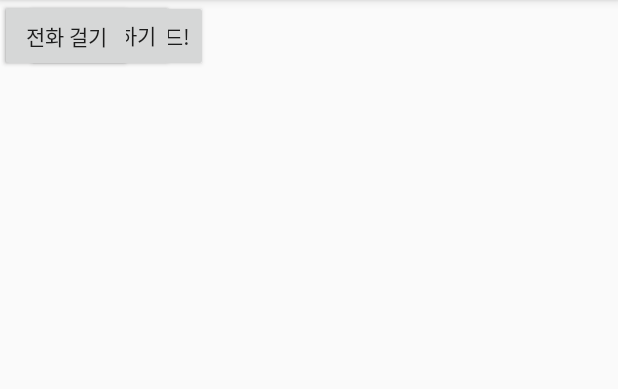
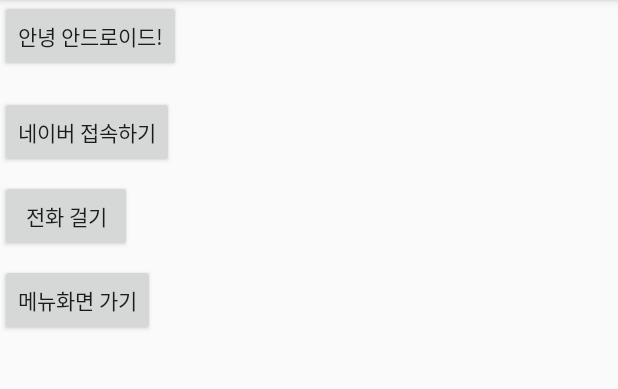
Before and after one commit to nickjw0205/android-practice, an Android app: the screen it shows after launch (MainActivity), on a phone screen of 412 x 824 dp, the part 84-473 px from its top. Run offline under Robolectric (Android 15) with nearby library versions, the phone set to English and light mode, and no system bars.

Commit message:
make_new_window

```diff
--- a/First-project/app/src/main/AndroidManifest.xml
+++ b/First-project/app/src/main/AndroidManifest.xml
@@ -16,6 +16,7 @@
                 <category android:name="android.intent.category.LAUNCHER" />
             </intent-filter>
         </activity>
+        <activity android:name=".Main2Activity"></activity>
     </application>
 
 </manifest>
--- a/First-project/app/src/main/java/org/androidtown/first_project/MainActivity.java
+++ b/First-project/app/src/main/java/org/androidtown/first_project/MainActivity.java
@@ -29,4 +29,9 @@ public class MainActivity extends AppCompatActivity {
         Intent myIntent = new Intent(Intent.ACTION_VIEW, Uri.parse("tel:010-1000-1000"));
         startActivity(myIntent);
     }
+
+    public void onButton4Clicked(View v){
+        Intent intent = new Intent(getApplicationContext(),Main2Activity.class);
+        startActivity(intent);
+    }
 }
--- a/First-project/app/src/main/res/layout/activity_main.xml
+++ b/First-project/app/src/main/res/layout/activity_main.xml
@@ -12,32 +12,48 @@
         android:id="@+id/button3"
         android:layout_width="wrap_content"
         android:layout_height="wrap_content"
+        android:layout_marginBottom="8dp"
         android:onClick="onButton1Clicked"
         android:text="안녕 안드로이드!"
-        app:layout_constraintHorizontal_bias="0.061"
+        app:layout_constraintBottom_toTopOf="@+id/button"
+        app:layout_constraintHorizontal_bias="0.0"
         app:layout_constraintLeft_toLeftOf="parent"
         app:layout_constraintRight_toRightOf="parent"
-        app:layout_constraintTop_toTopOf="parent" />
+        app:layout_constraintTop_toTopOf="parent"
+        app:layout_constraintVertical_chainStyle="spread_inside" />
 
     <Button
         android:id="@+id/button"
         android:layout_width="wrap_content"
         android:layout_height="wrap_content"
-        android:layout_marginBottom="36dp"
-        android:layout_marginTop="34dp"
+        android:layout_marginTop="8dp"
         android:onClick="onButton2Clicked"
         android:text="네이버 접속하기"
         app:layout_constraintBottom_toTopOf="@+id/button2"
         app:layout_constraintTop_toBottomOf="@+id/button3"
+        app:layout_constraintVertical_bias="0.232"
         tools:layout_editor_absoluteX="16dp" />
 
     <Button
         android:id="@+id/button2"
         android:layout_width="wrap_content"
         android:layout_height="wrap_content"
+        android:layout_marginBottom="8dp"
+        android:layout_marginTop="8dp"
         android:onClick="onButton3Clicked"
         android:text="전화 걸기"
-        tools:layout_editor_absoluteX="16dp"
-        tools:layout_editor_absoluteY="165dp" />
+        app:layout_constraintBottom_toTopOf="@+id/button5"
+        app:layout_constraintTop_toBottomOf="@+id/button"
+        tools:layout_editor_absoluteX="16dp" />
+
+    <Button
+        android:id="@+id/button5"
+        android:layout_width="wrap_content"
+        android:layout_height="wrap_content"
+        android:layout_marginTop="8dp"
+        android:onClick="onButton4Clicked"
+        android:text="메뉴화면 가기"
+        app:layout_constraintTop_toBottomOf="@+id/button2"
+        tools:layout_editor_absoluteX="16dp" />
 
 </android.support.constraint.ConstraintLayout>
```
Also changed, not shown: First-project/app/src/main/java/org/androidtown/first_project/Main2Activity.java (added, +20 -0 lines), First-project/app/src/main/res/layout/activity_main2.xml (added, +17 -0 lines).
